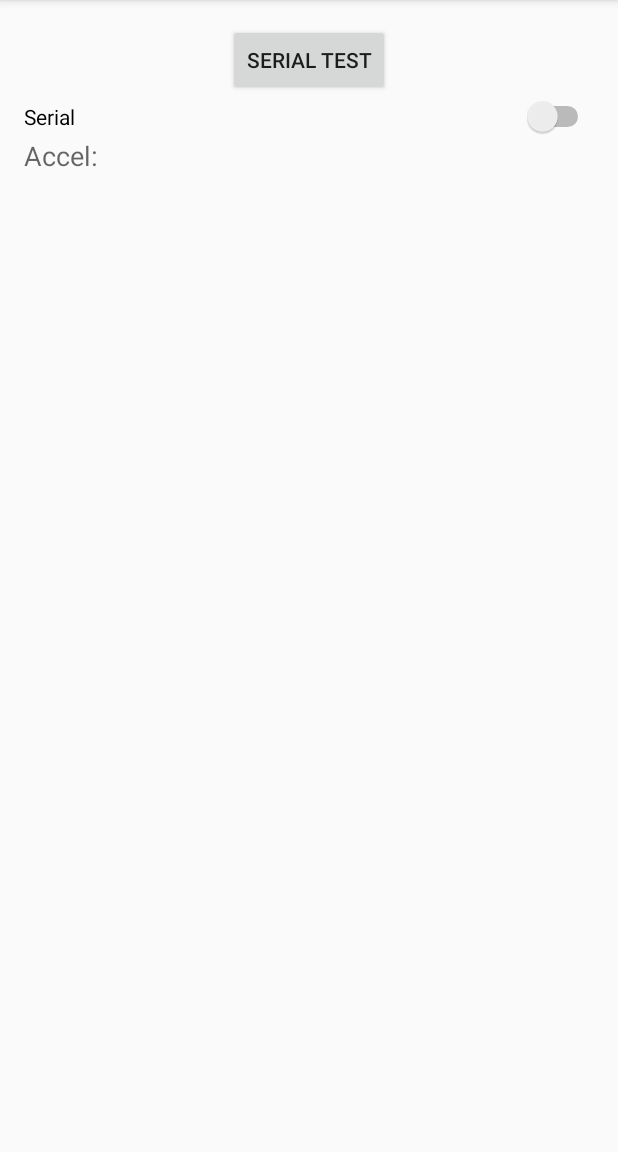
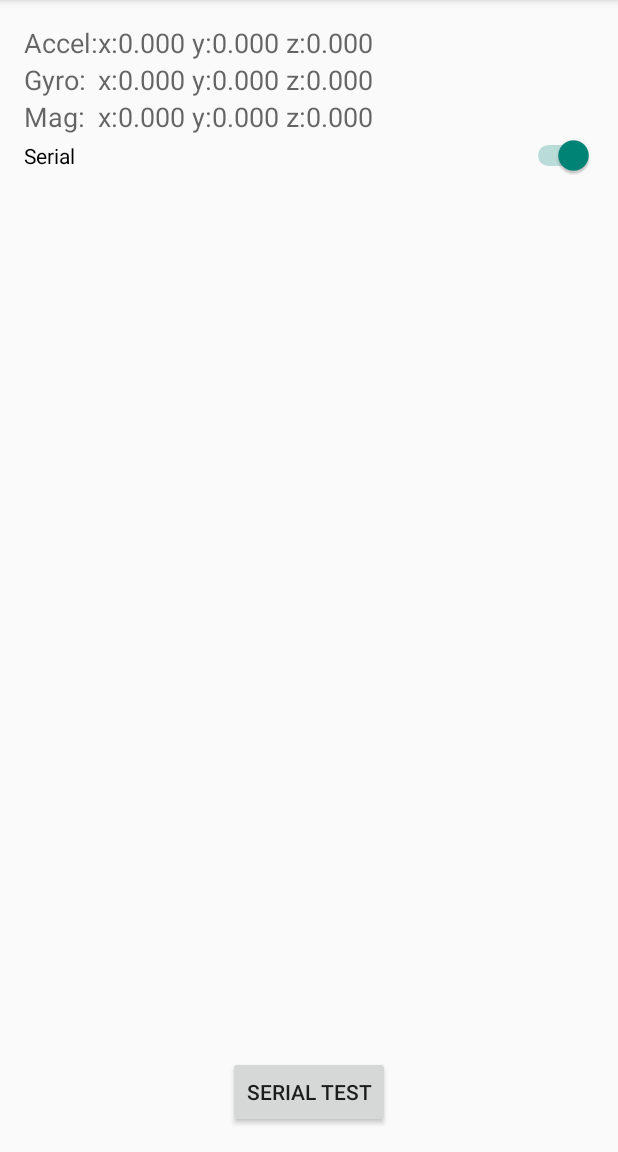
Before and after one commit to maru-n/AndroidINSProto, an Android app: the screen it shows after launch (MainActivity), on a phone screen of 412 x 824 dp, the part 84-1236 px from its top. Run offline under Robolectric (Android 15) with nearby library versions, the phone set to English and light mode, and no system bars; libraries missing offline, so code that uses them is left out: com.hoho.android; 6 statements that could not run were skipped.

Commit message:
fixed for request-response type.

```diff
--- a/android/app/src/main/java/jp/co/mti/maruyama/androidinsproto/MainActivityFragment.java
+++ b/android/app/src/main/java/jp/co/mti/maruyama/androidinsproto/MainActivityFragment.java
@@ -47,10 +47,21 @@ public class MainActivityFragment extends Fragment implements SensorEventListene
     private SerialInputOutputManager mSerialIoManager;
 
     private Switch mSerialSwitch;
-    private TextView mAccelerationValueTextView;
+    private TextView mAccelValueTextView;
+    private TextView mGyroValueTextView;
+    private TextView mMagValueTextView;
+
+    private float accelValue[] = new float[3];
+    private float gyroValue[] = new float[3];
+    private float magValue[] = new float[3];
 
     private PendingIntent mPermissionIntent;
     private static final String ACTION_USB_PERMISSION = "jp.co.mti.maruyama.androidinsproto.USB_PERMISSION";
+
+    private static final byte SERIAL_REQUEST_CODE_ALL_SENSOR_DATA = 1;
+    private static final byte SERIAL_REQUEST_CODE_ACCEL_SENSOR_DATA = 2;
+    private static final byte SERIAL_REQUEST_CODE_GYRO_SENSOR_DATA = 3;
+    private static final byte SERIAL_REQUEST_CODE_MAG_SENSOR_DATA = 4;
 
     private final BroadcastReceiver mUsbReceiver = new BroadcastReceiver() {
 
@@ -87,7 +98,9 @@ public class MainActivityFragment extends Fragment implements SensorEventListene
             }
         });
         mSerialSwitch = (Switch)view.findViewById(R.id.serial_switch);
-        mAccelerationValueTextView = (TextView)view.findViewById(R.id.acceleration_value_text);
+        mAccelValueTextView = (TextView)view.findViewById(R.id.accel_value_text);
+        mGyroValueTextView = (TextView)view.findViewById(R.id.gyro_value_text);
+        mMagValueTextView = (TextView)view.findViewById(R.id.mag_value_text);
 
         mPermissionIntent = PendingIntent.getBroadcast(this.getActivity(), 0, new Intent(ACTION_USB_PERMISSION), 0);
         IntentFilter filter = new IntentFilter(ACTION_USB_PERMISSION);
@@ -100,6 +113,9 @@ public class MainActivityFragment extends Fragment implements SensorEventListene
     public void onResume() {
         super.onResume();
         setupSensor();
+        if (mSerialIoManager == null) {
+            setupUsbSerial();
+        }
     }
 
     @Override
@@ -116,17 +132,31 @@ public class MainActivityFragment extends Fragment implements SensorEventListene
         mSensorManager = (SensorManager)activity.getSystemService(Activity.SENSOR_SERVICE);
 
         List<Sensor> sensors = mSensorManager.getSensorList(Sensor.TYPE_ALL);
-
+        /*
         Log.d(TAG, "Sensor list");
         for(Sensor s: sensors){
             Log.d(TAG, s.getName());
         }
+        */
 
         if (mSensorManager != null) {
             List<Sensor> accelSensors = mSensorManager.getSensorList(Sensor.TYPE_ACCELEROMETER);
-            if (accelSensors.size() > 0) {
-                Sensor s = accelSensors.get(0);
-                mSensorManager.registerListener(this, s, SensorManager.SENSOR_DELAY_FASTEST);
+            if (accelSensors.size() < 1) {
+                Log.w(TAG, "Accelerometer is not available.");
+            } else {
+                mSensorManager.registerListener(this, accelSensors.get(0), SensorManager.SENSOR_DELAY_FASTEST);
+            }
+            List<Sensor> gyroSensors = mSensorManager.getSensorList(Sensor.TYPE_GYROSCOPE);
+            if (gyroSensors.size() < 1) {
+                Log.w(TAG, "Gyroscope is not available.");
+            } else {
+                mSensorManager.registerListener(this, gyroSensors.get(0), SensorManager.SENSOR_DELAY_FASTEST);
+            }
+            List<Sensor> magSensors = mSensorManager.getSensorList(Sensor.TYPE_MAGNETIC_FIELD);
+            if (magSensors.size() < 1) {
+                Log.w(TAG, "Magnetic field sensor is not available.");
+            } else {
+                mSensorManager.registerListener(this, magSensors.get(0), SensorManager.SENSOR_DELAY_FASTEST);
             }
         }
     }
@@ -182,12 +212,45 @@ public class MainActivityFragment extends Fragment implements SensorEventListene
             }
             @Override
             public void onNewData(final byte[] data) {
+                Log.d(TAG, "test");
+                for (int i=0; i<data.length; i++) {
+                    switch (data[i]) {
+                        case SERIAL_REQUEST_CODE_ALL_SENSOR_DATA:
+                            sendSensorValue(accelValue);
+                            sendSensorValue(gyroValue);
+                            sendSensorValue(magValue);
+                            break;
+                        case SERIAL_REQUEST_CODE_ACCEL_SENSOR_DATA:
+                            sendSensorValue(accelValue);
+                            break;
+                        case SERIAL_REQUEST_CODE_GYRO_SENSOR_DATA:
+                            sendSensorValue(gyroValue);
+                            break;
+                        case SERIAL_REQUEST_CODE_MAG_SENSOR_DATA:
+                            sendSensorValue(magValue);
+                            break;
+                        default:
+                            break;
+                    }
+                }
+                /*
                 final String msg = "Read: " + HexDump.toHexString(data) + "|" + new String(data) + " (" + data.length + "bytes)";
                 Log.i(TAG, msg);
+                */
             }
         });
         ExecutorService executor = Executors.newSingleThreadExecutor();
         executor.submit(mSerialIoManager);
+    }
+
+    private void sendSensorValue(float[] val) {
+        ByteBuffer buf = ByteBuffer.allocate(Float.SIZE * 3 / Byte.SIZE);
+        buf.putFloat(val[0]);
+        buf.putFloat(val[1]);
+        buf.putFloat(val[2]);
+        byte[] data = buf.array();
+        writeSerial(data);
+
     }
 
     private void closeSerialIo() {
@@ -217,21 +280,38 @@ public class MainActivityFragment extends Fragment implements SensorEventListene
      */
     @Override
     public void onSensorChanged(SensorEvent event) {
-        String s = String.format("x:%.3f y:%.3f z:%.3f", event.values[0], event.values[1], event.values[2]);
-        mAccelerationValueTextView.setText(s);
-
-        if (mSerialSwitch.isChecked()) {
-            ByteBuffer buf = ByteBuffer.allocate(Float.SIZE * 3 / Byte.SIZE);
-            buf.putFloat(event.values[0]);
-            buf.putFloat(event.values[1]);
-            buf.putFloat(event.values[2]);
-            byte[] data = buf.array();
-            writeSerial(data);
+        switch (event.sensor.getType()) {
+            case Sensor.TYPE_ACCELEROMETER:
+                for (int i = 0; i < 3; i++) {
+                    accelValue[i] = event.values[i];
+                }
+                break;
+            case Sensor.TYPE_GYROSCOPE:
+                for (int i = 0; i < 3; i++) {
+                    gyroValue[i] = event.values[i];
+                }
+                break;
+            case Sensor.TYPE_MAGNETIC_FIELD:
+                for (int i = 0; i < 3; i++) {
+                    magValue[i] = event.values[i];
+                }
+                break;
         }
+        setSensorDataText();
     }
 
     @Override
     public void onAccuracyChanged(Sensor sensor, int accuracy) {
         Log.i(TAG, "sensor accuracy: " + accuracy);
     }
+
+    private void setSensorDataText() {
+        String s;
+        s = String.format("x:%.3f y:%.3f z:%.3f", accelValue[0], accelValue[1], accelValue[2]);
+        mAccelValueTextView.setText(s);
+        s = String.format("x:%.3f y:%.3f z:%.3f", gyroValue[0], gyroValue[1], gyroValue[2]);
+        mGyroValueTextView.setText(s);
+        s = String.format("x:%.3f y:%.3f z:%.3f", magValue[0], magValue[1], magValue[2]);
+        mMagValueTextView.setText(s);
+    }
 }
--- a/android/app/src/main/res/layout/fragment_main.xml
+++ b/android/app/src/main/res/layout/fragment_main.xml
@@ -3,45 +3,106 @@
     android:layout_height="match_parent" android:paddingLeft="@dimen/activity_horizontal_margin"
     android:paddingRight="@dimen/activity_horizontal_margin"
     android:paddingTop="@dimen/activity_vertical_margin"
-    android:paddingBottom="@dimen/activity_vertical_margin" tools:context=".MainActivityFragment">
+    android:paddingBottom="@dimen/activity_vertical_margin" tools:context=".MainActivityFragment"
+    tools:showIn="@layout/activity_main">
+
+
+    <TableLayout
+        android:layout_width="match_parent"
+        android:layout_height="wrap_content"
+        android:layout_alignParentTop="true"
+        android:layout_alignParentLeft="true"
+        android:layout_alignParentStart="true"
+        android:id="@+id/tableLayout">
+
+        <TableRow
+            android:layout_width="match_parent"
+            android:layout_height="match_parent">
+
+            <TextView
+                android:layout_width="wrap_content"
+                android:layout_height="wrap_content"
+                android:textAppearance="?android:attr/textAppearanceMedium"
+                android:text="Accel:"
+                android:id="@+id/textView"
+                android:layout_column="0"
+                android:layout_below="@+id/accel_value_text"
+                android:layout_alignParentLeft="true"
+                android:layout_alignParentStart="true" />
+
+            <TextView
+                android:layout_width="wrap_content"
+                android:layout_height="wrap_content"
+                android:textAppearance="?android:attr/textAppearanceMedium"
+                android:text="x:0.000 y:0.000 z:0.000"
+                android:id="@+id/accel_value_text"
+                android:layout_column="1" />
+        </TableRow>
+
+        <TableRow
+            android:layout_width="match_parent"
+            android:layout_height="match_parent">
+
+            <TextView
+                android:layout_width="wrap_content"
+                android:layout_height="wrap_content"
+                android:textAppearance="?android:attr/textAppearanceMedium"
+                android:text="Gyro:"
+                android:id="@+id/textView6"
+                android:layout_below="@+id/textView"
+                android:layout_alignParentLeft="true"
+                android:layout_alignParentStart="true"
+                android:layout_column="0" />
+
+            <TextView
+                android:layout_width="wrap_content"
+                android:layout_height="wrap_content"
+                android:textAppearance="?android:attr/textAppearanceMedium"
+                android:text="x:0.000 y:0.000 z:0.000"
+                android:id="@+id/gyro_value_text"
+                android:layout_column="1" />
+        </TableRow>
+
+        <TableRow
+            android:layout_width="match_parent"
+            android:layout_height="match_parent">
+
+            <TextView
+                android:layout_width="wrap_content"
+                android:layout_height="wrap_content"
+                android:textAppearance="?android:attr/textAppearanceMedium"
+                android:text="Mag:"
+                android:id="@+id/textView2"
+                android:layout_column="0" />
+
+            <TextView
+                android:layout_width="wrap_content"
+                android:layout_height="wrap_content"
+                android:textAppearance="?android:attr/textAppearanceMedium"
+                android:text="x:0.000 y:0.000 z:0.000"
+                android:id="@+id/mag_value_text"
+                android:layout_column="1" />
+        </TableRow>
+    </TableLayout>
 
     <Button
         android:layout_width="wrap_content"
         android:layout_height="wrap_content"
         android:text="Serial Test"
         android:id="@+id/serial_test_button"
-        android:layout_alignParentTop="true"
+        android:layout_alignParentBottom="true"
         android:layout_centerHorizontal="true" />
-
     <Switch
         android:layout_width="wrap_content"
         android:layout_height="wrap_content"
         android:text="Serial"
         android:id="@+id/serial_switch"
-        android:checked="false"
-        android:layout_below="@+id/serial_test_button"
+        android:checked="true"
+        android:layout_column="0"
+        android:layout_below="@+id/tableLayout"
         android:layout_alignParentLeft="true"
         android:layout_alignParentStart="true"
-        android:layout_alignParentRight="true"
-        android:layout_alignParentEnd="true" />
-
-    <TextView
-        android:layout_width="wrap_content"
-        android:layout_height="wrap_content"
-        android:textAppearance="?android:attr/textAppearanceMedium"
-        android:text="Accel:"
-        android:id="@+id/textView"
-        android:layout_below="@+id/serial_switch"
-        android:layout_alignParentLeft="true"
-        android:layout_alignParentStart="true" />
-
-    <TextView
-        android:layout_width="wrap_content"
-        android:layout_height="wrap_content"
-        android:textAppearance="?android:attr/textAppearanceMedium"
-        android:id="@+id/acceleration_value_text"
-        android:layout_below="@+id/serial_switch"
-        android:layout_toRightOf="@+id/textView"
-        android:layout_toEndOf="@+id/textView" />
+        android:layout_alignRight="@+id/tableLayout"
+        android:layout_alignEnd="@+id/tableLayout" />
 
 </RelativeLayout>
```
